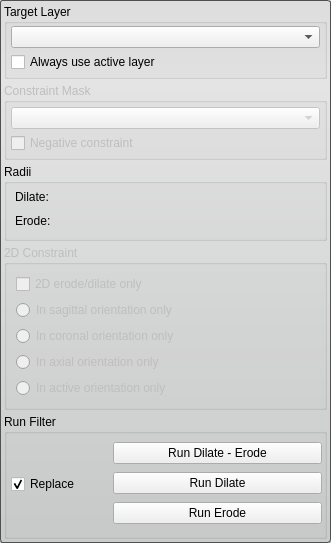
SCIInstitute/Seg3D, file src/Interface/ToolInterface/BinarySmoothDilateErodeFilterInterface.ui: the form before one commit.
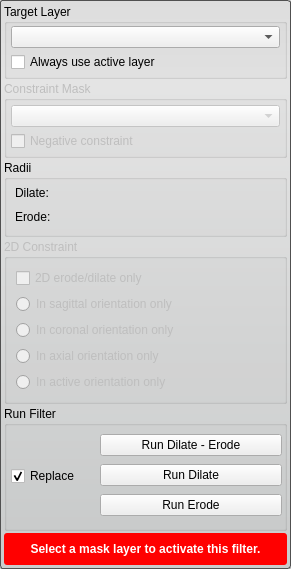
The form after the commit. Custom widgets are drawn as their Qt base class.

Commit message: added a warning to the all the tools and filters for when the proper layer isnt selected.

Diff of the .ui file:
```diff
--- a/src/Interface/ToolInterface/BinarySmoothDilateErodeFilterInterface.ui
+++ b/src/Interface/ToolInterface/BinarySmoothDilateErodeFilterInterface.ui
@@ -6,8 +6,8 @@
    <rect>
     <x>0</x>
     <y>0</y>
-    <width>331</width>
-    <height>540</height>
+    <width>291</width>
+    <height>564</height>
    </rect>
   </property>
   <property name="sizePolicy">
@@ -28,7 +28,7 @@
   </property>
   <layout class="QVBoxLayout" name="verticalLayout_3">
    <property name="spacing">
-    <number>4</number>
+    <number>2</number>
    </property>
    <property name="margin">
     <number>4</number>
@@ -408,6 +408,48 @@
      </layout>
     </widget>
    </item>
+   <item>
+    <widget class="QWidget" name="message_alert_" native="true">
+     <property name="minimumSize">
+      <size>
+       <width>0</width>
+       <height>32</height>
+      </size>
+     </property>
+     <property name="styleSheet">
+      <string notr="true">QLabel#message_{
+  color: white;
+  font: bold;
+}
+
+QWidget#message_alert_{
+  border-radius: 3px;
+  background-color: red;
+}</string>
+     </property>
+     <layout class="QHBoxLayout" name="horizontalLayout_5">
+      <property name="spacing">
+       <number>0</number>
+      </property>
+      <property name="margin">
+       <number>4</number>
+      </property>
+      <item>
+       <widget class="QLabel" name="message_">
+        <property name="text">
+         <string>Select a mask layer to activate this filter.</string>
+        </property>
+        <property name="alignment">
+         <set>Qt::AlignCenter</set>
+        </property>
+        <property name="wordWrap">
+         <bool>true</bool>
+        </property>
+       </widget>
+      </item>
+     </layout>
+    </widget>
+   </item>
   </layout>
  </widget>
  <customwidgets>
```
The commit also changes 67 other files.
